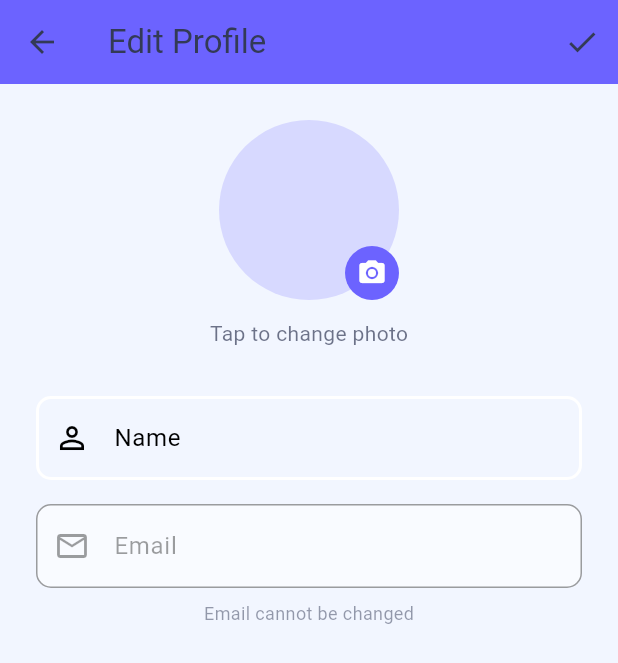
After one commit to mahmoodhamdi/Blogify, a Flutter app: the EditProfilePage screen opened directly, on a phone screen of 412 x 824 dp. The commit adds this screen. Shown: the top 663 px of the screen. Run offline on Flutter 3.47's test engine with Material 3 defaults, Android fonts, the phone set to English and light mode, and no system bars; our stand-ins replace cached_network_image, dartz, dotted_border, equatable, flutter_bloc, flutter_dotenv and 6 more; accounts and stored records are empty.

Commit message:
feat(profile): Add user profile edit functionality
- Add avatar_url field to User entity and UserModel
- Create UpdateProfile usecase for updating user profile
- Add updateProfile method to ProfileRepository and data source
- Add ProfileUpdateRequested event and ProfileUpdateSuccess state
- Create EditProfilePage with name and avatar editing
- Update ProfileHeader to display avatar image with edit button
- Support avatar upload to profile_avatars storage bucket
- Add storage bucket configuration for profile avatars
- Update SETUP_GUIDE.md with new bucket policies
- Update ProfileBloc tests for new updateProfile dependency

```diff
--- a/lib/core/common/entities/user.dart
+++ b/lib/core/common/entities/user.dart
@@ -4,13 +4,29 @@ class User extends Equatable {
   final String id;
   final String email;
   final String name;
+  final String? avatarUrl;
 
   const User({
     required this.id,
     required this.email,
     required this.name,
+    this.avatarUrl,
   });
 
+  User copyWith({
+    String? id,
+    String? email,
+    String? name,
+    String? avatarUrl,
+  }) {
+    return User(
+      id: id ?? this.id,
+      email: email ?? this.email,
+      name: name ?? this.name,
+      avatarUrl: avatarUrl ?? this.avatarUrl,
+    );
+  }
+
   @override
-  List<Object?> get props => [id, email, name];
+  List<Object?> get props => [id, email, name, avatarUrl];
 }
--- a/lib/features/profile/domain/repositories/profile_repository.dart
+++ b/lib/features/profile/domain/repositories/profile_repository.dart
@@ -1,3 +1,6 @@
+import 'dart:io';
+
+import 'package:blogify/core/common/entities/user.dart';
 import 'package:blogify/core/error/failures.dart';
 import 'package:blogify/features/blog/domain/entities/blog.dart';
 import 'package:dartz/dartz.dart';
@@ -8,4 +11,10 @@ abstract interface class ProfileRepository {
     int page = 0,
     int limit = 10,
   });
+
+  Future<Either<Failure, User>> updateProfile({
+    required String userId,
+    required String name,
+    File? avatarImage,
+  });
 }
--- /dev/null
+++ b/lib/features/profile/domain/usecases/update_profile.dart
@@ -0,0 +1,33 @@
+import 'dart:io';
+
+import 'package:blogify/core/common/entities/user.dart';
+import 'package:blogify/core/error/failures.dart';
+import 'package:blogify/core/usecase/usecase.dart';
+import 'package:blogify/features/profile/domain/repositories/profile_repository.dart';
+import 'package:dartz/dartz.dart';
+
+class UpdateProfile implements UseCase<User, UpdateProfileParams> {
+  final ProfileRepository profileRepository;
+  const UpdateProfile(this.profileRepository);
+
+  @override
+  Future<Either<Failure, User>> call(UpdateProfileParams params) async {
+    return await profileRepository.updateProfile(
+      userId: params.userId,
+      name: params.name,
+      avatarImage: params.avatarImage,
+    );
+  }
+}
+
+class UpdateProfileParams {
+  final String userId;
+  final String name;
+  final File? avatarImage;
+
+  const UpdateProfileParams({
+    required this.userId,
+    required this.name,
+    this.avatarImage,
+  });
+}
--- a/lib/features/profile/presentation/bloc/profile_bloc.dart
+++ b/lib/features/profile/presentation/bloc/profile_bloc.dart
@@ -1,5 +1,9 @@
+import 'dart:io';
+
+import 'package:blogify/core/common/entities/user.dart';
 import 'package:blogify/features/blog/domain/entities/blog.dart';
 import 'package:blogify/features/profile/domain/usecases/get_user_blogs.dart';
+import 'package:blogify/features/profile/domain/usecases/update_profile.dart';
 import 'package:equatable/equatable.dart';
 import 'package:flutter_bloc/flutter_bloc.dart';
 
@@ -8,13 +12,17 @@ part 'profile_state.dart';
 
 class ProfileBloc extends Bloc<ProfileEvent, ProfileState> {
   final GetUserBlogs _getUserBlogs;
+  final UpdateProfile _updateProfile;
 
   ProfileBloc({
     required GetUserBlogs getUserBlogs,
+    required UpdateProfile updateProfile,
   })  : _getUserBlogs = getUserBlogs,
+        _updateProfile = updateProfile,
         super(const ProfileInitial()) {
     on<ProfileFetchUserBlogs>(_onFetchUserBlogs);
     on<ProfileFetchMoreBlogs>(_onFetchMoreBlogs);
+    on<ProfileUpdateRequested>(_onUpdateProfile);
   }
 
   static const int _blogsPerPage = 10;
@@ -77,4 +85,24 @@ class ProfileBloc extends Bloc<ProfileEvent, ProfileState> {
       );
     }
   }
+
+  void _onUpdateProfile(
+    ProfileUpdateRequested event,
+    Emitter<ProfileState> emit,
+  ) async {
+    emit(const ProfileUpdating());
+
+    final res = await _updateProfile(
+      UpdateProfileParams(
+        userId: event.userId,
+        name: event.name,
+        avatarImage: event.avatarImage,
+      ),
+    );
+
+    res.fold(
+      (l) => emit(ProfileFailure(l.message)),
+      (user) => emit(ProfileUpdateSuccess(user)),
+    );
+  }
 }
--- a/lib/features/profile/presentation/bloc/profile_event.dart
+++ b/lib/features/profile/presentation/bloc/profile_event.dart
@@ -9,3 +9,15 @@ final class ProfileFetchUserBlogs extends ProfileEvent {
 }
 
 final class ProfileFetchMoreBlogs extends ProfileEvent {}
+
+final class ProfileUpdateRequested extends ProfileEvent {
+  final String userId;
+  final String name;
+  final File? avatarImage;
+
+  ProfileUpdateRequested({
+    required this.userId,
+    required this.name,
+    this.avatarImage,
+  });
+}
--- a/lib/features/profile/presentation/bloc/profile_state.dart
+++ b/lib/features/profile/presentation/bloc/profile_state.dart
@@ -53,3 +53,15 @@ final class ProfileFailure extends ProfileState {
   @override
   List<Object?> get props => [message];
 }
+
+final class ProfileUpdating extends ProfileState {
+  const ProfileUpdating();
+}
+
+final class ProfileUpdateSuccess extends ProfileState {
+  final User user;
+  const ProfileUpdateSuccess(this.user);
+
+  @override
+  List<Object?> get props => [user];
+}
--- /dev/null
+++ b/lib/features/profile/presentation/pages/edit_profile_page.dart
@@ -0,0 +1,252 @@
+import 'dart:io';
+
+import 'package:blogify/core/common/cubits/app_user/app_user_cubit.dart';
+import 'package:blogify/core/common/entities/user.dart';
+import 'package:blogify/core/theme/app_pallete.dart';
+import 'package:blogify/core/utils/pick_image.dart';
+import 'package:blogify/core/utils/show_snackbar.dart';
+import 'package:blogify/core/validators/validation.dart';
+import 'package:blogify/features/profile/presentation/bloc/profile_bloc.dart';
+import 'package:cached_network_image/cached_network_image.dart';
+import 'package:flutter/material.dart';
+import 'package:flutter_bloc/flutter_bloc.dart';
+
+class EditProfilePage extends StatefulWidget {
+  static MaterialPageRoute<dynamic> route() => MaterialPageRoute(
+        builder: (context) => const EditProfilePage(),
+      );
+
+  const EditProfilePage({super.key});
+
+  @override
+  State<EditProfilePage> createState() => _EditProfilePageState();
+}
+
+class _EditProfilePageState extends State<EditProfilePage> {
+  final _formKey = GlobalKey<FormState>();
+  final _nameController = TextEditingController();
+  File? _avatarImage;
+  late User _currentUser;
+
+  @override
+  void initState() {
+    super.initState();
+    final appUserState = context.read<AppUserCubit>().state;
+    if (appUserState is AppUserLoggedIn) {
+      _currentUser = appUserState.user;
+      _nameController.text = _currentUser.name;
+    }
+  }
+
+  @override
+  void dispose() {
+    _nameController.dispose();
+    super.dispose();
+  }
+
+  void _selectImage() async {
+    final pickedImage = await pickImage();
+    if (pickedImage != null) {
+      setState(() {
+        _avatarImage = pickedImage;
+      });
+    }
+  }
+
+  void _saveProfile() {
+    if (_formKey.currentState!.validate()) {
+      context.read<ProfileBloc>().add(
+            ProfileUpdateRequested(
+              userId: _currentUser.id,
+              name: _nameController.text.trim(),
+              avatarImage: _avatarImage,
+            ),
+          );
+    }
+  }
+
+  @override
+  Widget build(BuildContext context) {
+    final isDarkMode = Theme.of(context).brightness == Brightness.dark;
+
+    return Scaffold(
+      appBar: AppBar(
+        title: const Text('Edit Profile'),
+        actions: [
+          BlocBuilder<ProfileBloc, ProfileState>(
+            builder: (context, state) {
+              if (state is ProfileUpdating) {
+                return const Padding(
+                  padding: EdgeInsets.all(12),
+                  child: SizedBox(
+                    width: 24,
+                    height: 24,
+                    child: CircularProgressIndicator(strokeWidth: 2),
+                  ),
+                );
+              }
+              return IconButton(
+                onPressed: _saveProfile,
+                icon: const Icon(Icons.check),
+                tooltip: 'Save',
+              );
+            },
+          ),
+        ],
+      ),
+      body: BlocListener<ProfileBloc, ProfileState>(
+        listener: (context, state) {
+          if (state is ProfileUpdateSuccess) {
+            // Update the AppUserCubit with the new user data
+            context.read<AppUserCubit>().updateUser(state.user);
+            showSnackBar(
+              content: 'Profile updated successfully!',
+              context: context,
+              type: SnackBarType.success,
+            );
+            Navigator.pop(context);
+          } else if (state is ProfileFailure) {
+            showSnackBar(
+              content: state.message,
+              context: context,
+              type: SnackBarType.error,
+            );
+          }
+        },
+        child: SingleChildScrollView(
+          padding: const EdgeInsets.all(24),
+          child: Form(
+            key: _formKey,
+            child: Column(
+              children: [
+                // Avatar
+                _buildAvatarSection(isDarkMode),
+                const SizedBox(height: 32),
+
+                // Name field
+                TextFormField(
+                  controller: _nameController,
+                  decoration: const InputDecoration(
+                    labelText: 'Name',
+                    hintText: 'Enter your name',
+                    prefixIcon: Icon(Icons.person_outline),
+                  ),
+                  validator: (value) => FieldValidator.validateName(value),
+                  textInputAction: TextInputAction.done,
+                  onFieldSubmitted: (_) => _saveProfile(),
+                ),
+                const SizedBox(height: 16),
+
+                // Email field (read-only)
+                TextFormField(
+                  initialValue: _currentUser.email,
+                  decoration: InputDecoration(
+                    labelText: 'Email',
+                    prefixIcon: const Icon(Icons.email_outlined),
+                    filled: true,
+                    fillColor: isDarkMode
+                        ? AppPalette.darkSurface.withValues(alpha: 0.5)
+                        : AppPalette.lightSurface.withValues(alpha: 0.5),
+                  ),
+                  enabled: false,
+                ),
+                const SizedBox(height: 8),
+                Text(
+                  'Email cannot be changed',
+                  style: TextStyle(
+                    fontSize: 12,
+                    color: isDarkMode
+                        ? AppPalette.darkText.withValues(alpha: 0.5)
+                        : AppPalette.lightText.withValues(alpha: 0.5),
+                  ),
+                ),
+              ],
+            ),
+          ),
+        ),
+      ),
+    );
+  }
+
+  Widget _buildAvatarSection(bool isDarkMode) {
+    return Column(
+      children: [
+        GestureDetector(
+          onTap: _selectImage,
+          child: Stack(
+            children: [
+              CircleAvatar(
+                radius: 60,
+                backgroundColor: isDarkMode
+                    ? AppPalette.darkPrimary.withValues(alpha: 0.2)
+                    : AppPalette.lightPrimary.withValues(alpha: 0.2),
+                backgroundImage: _getAvatarImage(),
+                child: _avatarImage == null && _currentUser.avatarUrl == null
+                    ? Text(
+                        _getInitials(),
+                        style: TextStyle(
+                          fontSize: 40,
+                          fontWeight: FontWeight.bold,
+                          color: isDarkMode
+                              ? AppPalette.darkPrimary
+                              : AppPalette.lightPrimary,
+                        ),
+                      )
+                    : null,
+              ),
+              Positioned(
+                bottom: 0,
+                right: 0,
+                child: Container(
+                  padding: const EdgeInsets.all(8),
+                  decoration: BoxDecoration(
+                    color: isDarkMode
+                        ? AppPalette.darkPrimary
+                        : AppPalette.lightPrimary,
+                    shape: BoxShape.circle,
+                  ),
+                  child: Icon(
+                    Icons.camera_alt,
+                    size: 20,
+                    color: isDarkMode
+                        ? AppPalette.darkText
+                        : AppPalette.lightSurface,
+                  ),
+                ),
+              ),
+            ],
+          ),
+        ),
+        const SizedBox(height: 12),
+        Text(
+          'Tap to change photo',
+          style: TextStyle(
+            color: isDarkMode
+                ? AppPalette.darkText.withValues(alpha: 0.7)
+                : AppPalette.lightText.withValues(alpha: 0.7),
+          ),
+        ),
+      ],
+    );
+  }
+
+  ImageProvider? _getAvatarImage() {
+    if (_avatarImage != null) {
+      return FileImage(_avatarImage!);
+    }
+    if (_currentUser.avatarUrl != null && _currentUser.avatarUrl!.isNotEmpty) {
+      return CachedNetworkImageProvider(_currentUser.avatarUrl!);
+    }
+    return null;
+  }
+
+  String _getInitials() {
+    final nameParts = _currentUser.name.split(' ');
+    if (nameParts.length >= 2) {
+      return '${nameParts[0][0]}${nameParts[1][0]}'.toUpperCase();
+    }
+    return _currentUser.name.isNotEmpty
+        ? _currentUser.name[0].toUpperCase()
+        : '?';
+  }
+}
--- a/lib/features/profile/presentation/pages/profile_page.dart
+++ b/lib/features/profile/presentation/pages/profile_page.dart
@@ -8,6 +8,7 @@ import 'package:blogify/features/auth/presentation/bloc/auth_bloc.dart';
 import 'package:blogify/features/auth/presentation/pages/login_page.dart';
 import 'package:blogify/features/blog/presentation/widgets/blog_card.dart';
 import 'package:blogify/features/profile/presentation/bloc/profile_bloc.dart';
+import 'package:blogify/features/profile/presentation/pages/edit_profile_page.dart';
 import 'package:blogify/features/profile/presentation/widgets/profile_header.dart';
 import 'package:flutter/material.dart';
 import 'package:flutter_bloc/flutter_bloc.dart';
@@ -196,7 +197,11 @@ class _ProfilePageState extends State<ProfilePage> {
                     child: ProfileHeader(
                       name: user.name,
                       email: user.email,
+                      avatarUrl: user.avatarUrl,
                       isDarkMode: isDarkMode,
+                      onEditPressed: () {
+                        Navigator.push(context, EditProfilePage.route());
+                      },
                     ),
                   ),
 
--- a/lib/init_dependencies.dart
+++ b/lib/init_dependencies.dart
@@ -23,6 +23,7 @@ import 'package:blogify/features/profile/data/datasources/profile_remote_data_so
 import 'package:blogify/features/profile/data/repositories/profile_repository_impl.dart';
 import 'package:blogify/features/profile/domain/repositories/profile_repository.dart';
 import 'package:blogify/features/profile/domain/usecases/get_user_blogs.dart';
+import 'package:blogify/features/profile/domain/usecases/update_profile.dart';
 import 'package:blogify/features/profile/presentation/bloc/profile_bloc.dart';
 import 'package:get_it/get_it.dart';
 import 'package:internet_connection_checker_plus/internet_connection_checker_plus.dart';
--- a/lib/init_dependencies.main.dart
+++ b/lib/init_dependencies.main.dart
@@ -154,10 +154,16 @@ void _initProfile() {
         serviceLocator(),
       ),
     )
+    ..registerFactory(
+      () => UpdateProfile(
+        serviceLocator(),
+      ),
+    )
     // Bloc
     ..registerLazySingleton(
       () => ProfileBloc(
         getUserBlogs: serviceLocator(),
+        updateProfile: serviceLocator(),
       ),
     );
 }
```
Also changed, not shown: lib/features/auth/data/models/user_model.dart (+14 -0 lines), lib/features/profile/data/datasources/profile_remote_data_source.dart (+76 -0 lines), lib/features/profile/data/repositories/profile_repository_impl.dart (+24 -0 lines), lib/features/profile/presentation/widgets/profile_header.dart (+64 -4 lines), 3 other files.
